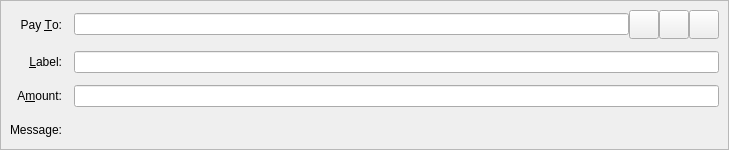
Old version of the form src/qt/forms/sendcoinsentry.ui in the repository lycancoin/lycancoin-release.
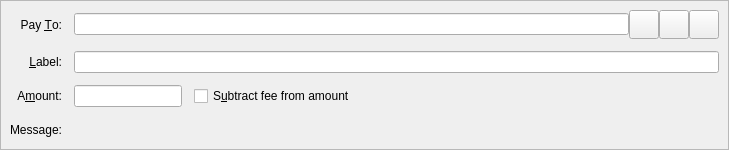
New version of the form. Icons and pictures are not drawn. Custom widgets are drawn as their Qt base class.

The edit to the form file:
```diff
--- a/src/qt/forms/sendcoinsentry.ui
+++ b/src/qt/forms/sendcoinsentry.ui
@@ -157,7 +157,21 @@
      </widget>
     </item>
     <item row="2" column="1">
-     <widget class="BitcoinAmountField" name="payAmount"/>
+     <layout class="QHBoxLayout" name="horizontalLayoutAmount" stretch="0,1">
+      <item>
+       <widget class="BitcoinAmountField" name="payAmount"/>
+      </item>
+      <item>
+       <widget class="QCheckBox" name="checkboxSubtractFeeFromAmount">
+        <property name="toolTip">
+         <string>The fee will be deducted from the amount being sent. The recipient will receive less lycancoins than you enter in the amount field. If multiple recipients are selected, the fee is split equally.</string>
+        </property>
+        <property name="text">
+         <string>S&amp;ubtract fee from amount</string>
+        </property>
+       </widget>
+      </item>
+     </layout>
     </item>
     <item row="3" column="0">
      <widget class="QLabel" name="messageLabel">
```
